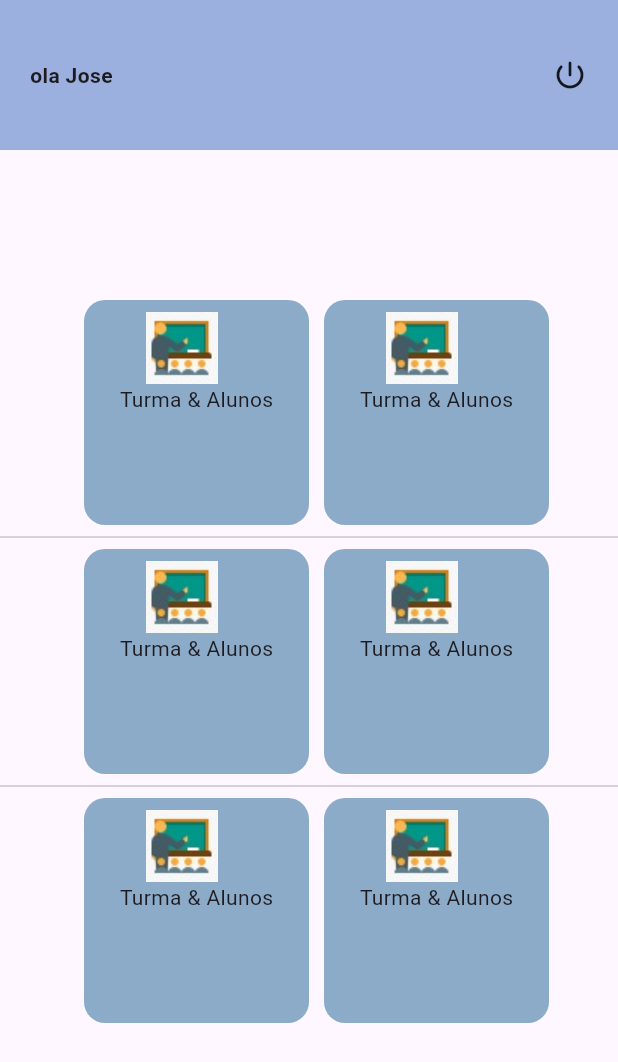
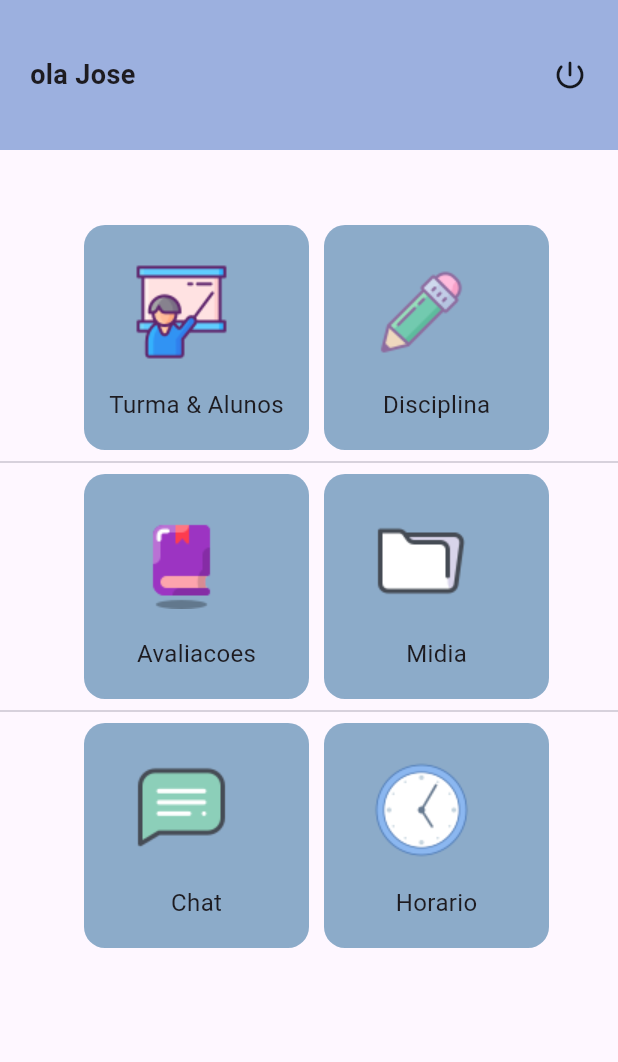
Before and after one commit to Joaonota/tuaescola, a Flutter app: the screen it shows after launch, on a phone screen of 412 x 824 dp. Shown: the top 1062 px of the screen. Run offline on Flutter 3.47's test engine with Material 2 defaults, Android fonts, the phone set to English and light mode, and no system bars.

Commit message:
versao 1

```diff
--- a/lib/main.dart
+++ b/lib/main.dart
@@ -1,7 +1,5 @@
 import 'package:flutter/material.dart';
 import 'package:tuaescola/views/Menu/aluno/MenuAluno.dart';
-import 'package:tuaescola/views/autentica%C3%A7%C3%A3o/login/login.dart';
-import 'package:tuaescola/widget/gridss/gridss.dart';
 
 void main() {
   runApp(const MyApp());
@@ -20,7 +18,7 @@ class MyApp extends StatelessWidget {
         primarySwatch: Colors.blue,
         useMaterial3: true,
       ),
-      home: MenuAluno(),
+      home: const MenuAluno(),
     );
   }
 }
--- a/lib/views/Menu/aluno/MenuAluno.dart
+++ b/lib/views/Menu/aluno/MenuAluno.dart
@@ -15,67 +15,92 @@ class MenuAluno extends StatelessWidget {
             color: const Color.fromARGB(255, 156, 176, 223),
             child: Row(
               mainAxisAlignment: MainAxisAlignment.spaceBetween,
-              children: [
-                Container(
-                  child: const Text(
-                    "ola Jose",
-                    style: TextStyle(
-                      fontWeight: FontWeight.bold,
-                    ),
+              children: const [
+                Text(
+                  "ola Jose",
+                  style: TextStyle(
+                    fontWeight: FontWeight.bold,
+                    fontSize: 18,
                   ),
                 ),
-                Container(
-                  child: const Icon(Icons.power_settings_new_rounded),
-                ),
+                const Icon(Icons.power_settings_new_rounded),
               ],
             ),
           ),
           //começa grid
           const SizedBox(
-            height: 100,
+            height: 100 / 2,
           ),
 
+          Flexible(
+            child: Row(
+              mainAxisAlignment: MainAxisAlignment.center,
+              children: [
+                Gridss(
+                  texto: "Turma & Alunos",
+                  img: Image.asset(
+                    "assets/icon/teacher.png",
+                    width: 100,
+                    height: 100,
+                  ),
+                ),
+                const Divider(
+                  color: Colors.white,
+                ),
+                Gridss(
+                  texto: "Disciplina",
+                  img: Image.asset(
+                    "assets/icon/pencil.png",
+                    width: 100,
+                    height: 100,
+                  ),
+                ),
+              ],
+            ),
+          ),
+          const Divider(),
           Row(
             mainAxisAlignment: MainAxisAlignment.center,
             children: [
               Gridss(
-                texto: "Turma & Alunos",
-                img: Image.asset("assets/icon/aulaPr.jpg"),
+                texto: "Avaliacoes",
+                img: Image.asset(
+                  "assets/icon/book.png",
+                  width: 100,
+                  height: 100,
+                ),
               ),
-              Divider(),
+              const Divider(),
               Gridss(
-                texto: "Turma & Alunos",
-                img: Image.asset("assets/icon/aulaPr.jpg"),
+                texto: "Midia",
+                img: Image.asset(
+                  "assets/icon/folder.png",
+                  width: 100,
+                  height: 100,
+                ),
               ),
             ],
           ),
-          Divider(),
+          const Divider(),
           Row(
             mainAxisAlignment: MainAxisAlignment.center,
             children: [
               Gridss(
-                texto: "Turma & Alunos",
-                img: Image.asset("assets/icon/aulaPr.jpg"),
+                texto: "Chat",
+                img: Image.asset(
+                  "assets/icon/chat.png",
+                  width: 100,
+                  height: 100,
+                ),
               ),
-              Divider(),
+              const Divider(),
               Gridss(
-                texto: "Turma & Alunos",
-                img: Image.asset("assets/icon/aulaPr.jpg"),
-              ),
-            ],
-          ),
-          Divider(),
-          Row(
-            mainAxisAlignment: MainAxisAlignment.center,
-            children: [
-              Gridss(
-                texto: "Turma & Alunos",
-                img: Image.asset("assets/icon/aulaPr.jpg"),
-              ),
-              Divider(),
-              Gridss(
-                texto: "Turma & Alunos",
-                img: Image.asset("assets/icon/aulaPr.jpg"),
+                texto: "Horario",
+                img: Image.asset(
+                  "assets/icon/clock.png",
+                  width: 100,
+                  height: 100,
+                ),
               ),
             ],
           )
--- a/lib/widget/gridss/gridss.dart
+++ b/lib/widget/gridss/gridss.dart
@@ -10,12 +10,10 @@ class Gridss extends StatelessWidget {
   Widget build(BuildContext context) {
     return Padding(
       padding: const EdgeInsets.only(left: 10),
-      child: Container(
       child: Column(
         mainAxisAlignment: MainAxisAlignment.center,
         children: [
-            Container(
-              child: Row(
+          Row(
             children: [
               SizedBox(
                 height: 150,
@@ -30,10 +28,13 @@ class Gridss extends StatelessWidget {
                     child: Column(
                       children: [
                         Padding(
-                                padding: EdgeInsets.only(right: 20),
+                            padding: const EdgeInsets.only(right: 20),
                             child: img),
                         Text(
                           texto,
+                          style: const TextStyle(
+                            fontSize: 16,
+                          ),
                         ),
                       ],
                     ),
@@ -42,9 +43,7 @@ class Gridss extends StatelessWidget {
               ),
             ],
           ),
-            ),
         ],
-        ),
       ),
     );
   }
--- a/pubspec.yaml
+++ b/pubspec.yaml
@@ -29,6 +29,8 @@ environment:
 dependencies:
   flutter:
     sdk: flutter
+  mysql1: ^0.20.0
+  font_awesome_flutter: ^10.1.0
 
 
   # The following adds the Cupertino Icons font to your application.
```
Also changed, not shown: lib/views/autenticação/login/login.dart (deleted, +0 -77 lines), assets/icon/book.png (added), assets/icon/chat.png (added), assets/icon/clock.png (added), assets/icon/folder.png (added), assets/icon/pencil.png (added), assets/icon/teacher.png (added), pubspec.lock. Lines whose indentation alone changed are shown as unchanged.
